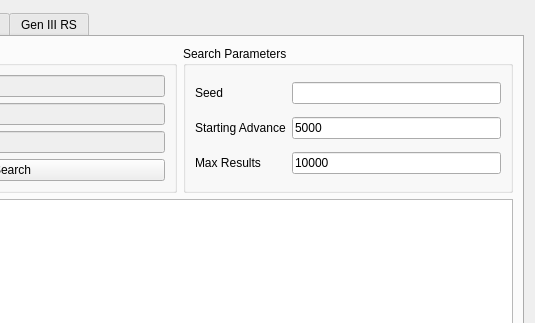
The window that Forms/Gen3/IDs3.ui (Admiral-Fish/PokeFinder) describes before a commit, drawn with Qt 5; both pictures show x 175 to 710 and y 0 to 323 of the 710 by 570 pixel window.
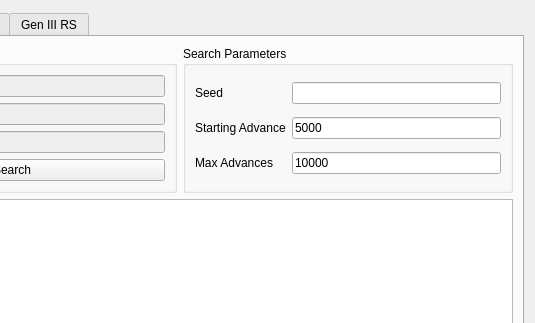
The same window after the commit. Custom widgets are drawn as their Qt base class.

Commit message: Rename maxResults to maxAdvances

```diff
--- a/Forms/Gen3/IDs3.ui
+++ b/Forms/Gen3/IDs3.ui
@@ -134,7 +134,7 @@
           <item row="2" column="0">
            <widget class="QLabel" name="labelXDColoMaxResults">
             <property name="text">
-             <string>Max Results</string>
+             <string>Max Advances</string>
             </property>
            </widget>
           </item>
```
Left out of the diff: 20 changed lines with no effect on the pictures. The commit also changes 72 other files.
